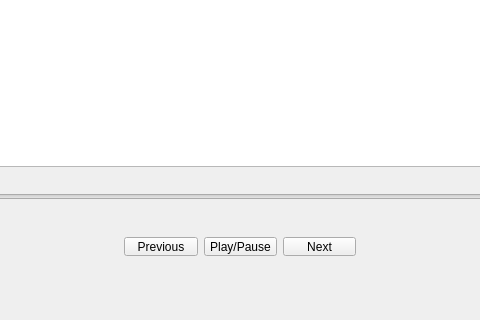
Before: the Qt Designer form qt/mainwindow.ui in python-discord/code-jam-4, drawn with Qt 5; both pictures show x 307 to 787 and y 243 to 563 of the 1064 by 563 pixel window.
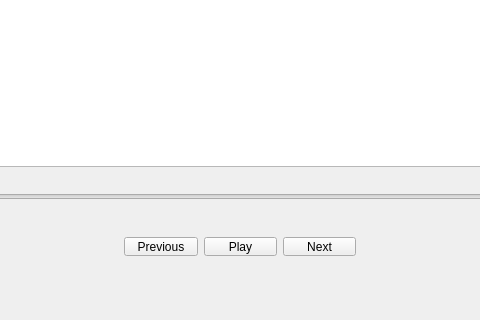
After: the same form once the commit is applied.

Commit message: Make the play button toggle between play and pause

Diff of the .ui file:
```diff
--- a/qt/mainwindow.ui
+++ b/qt/mainwindow.ui
@@ -57,7 +57,7 @@
      <item>
       <widget class="QPushButton" name="play_button">
        <property name="text">
-        <string>Play/Pause</string>
+        <string>Play</string>
        </property>
       </widget>
      </item>
```
The commit also changes 2 other files.
